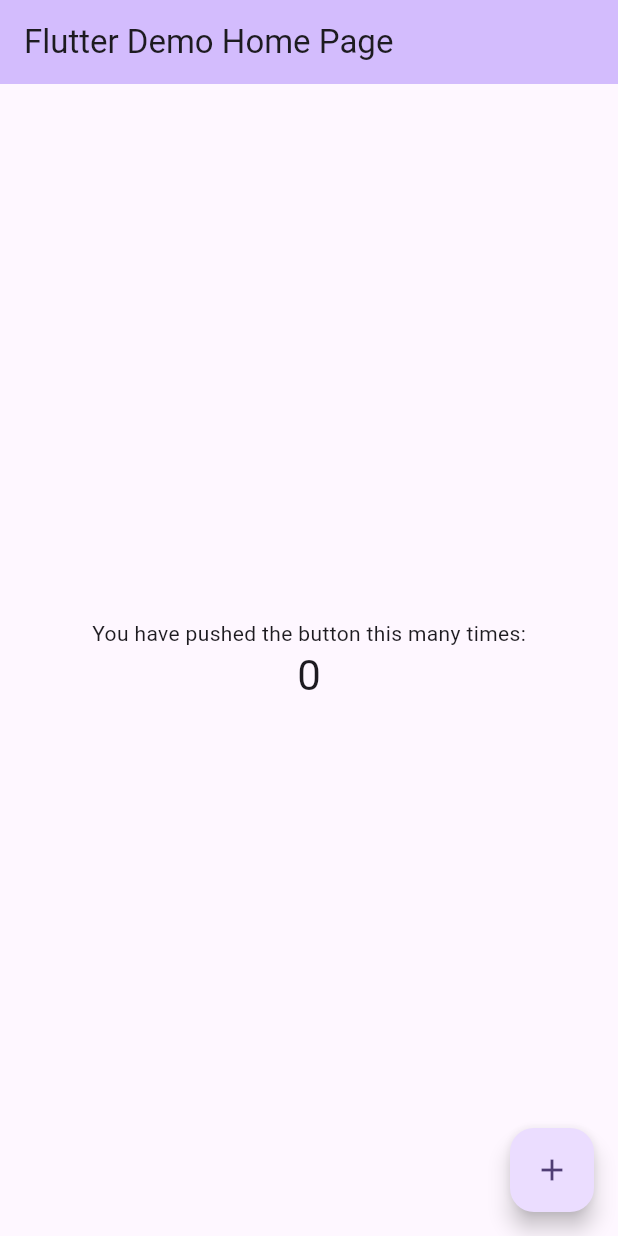
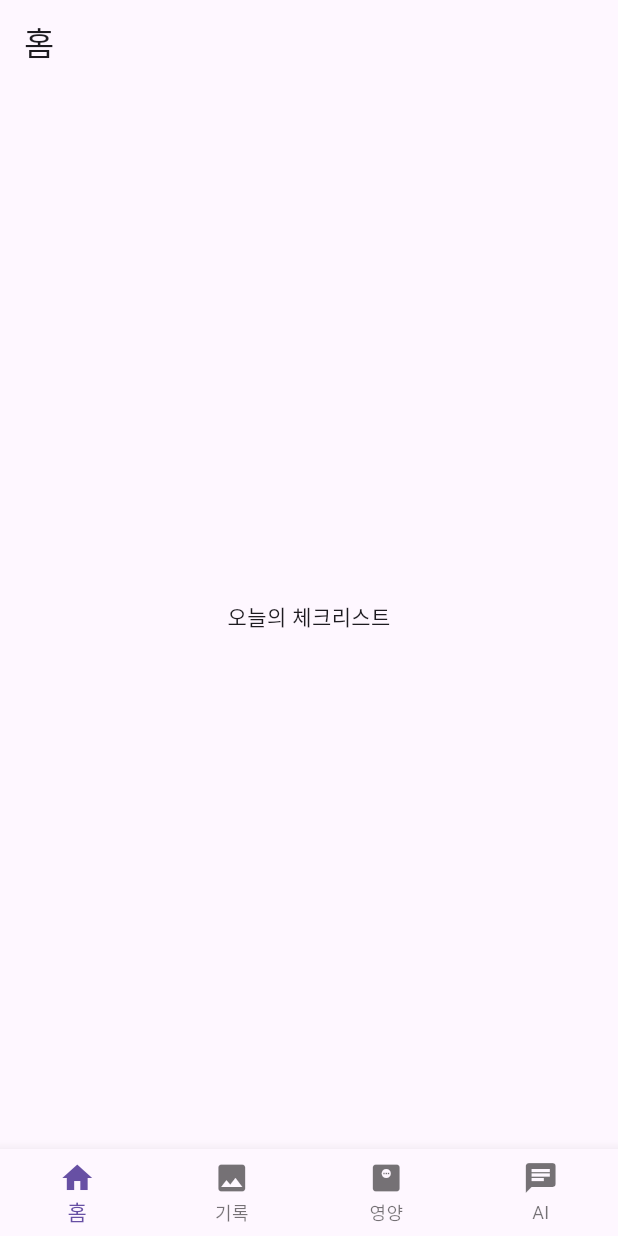
Before and after one commit to haeunjeon0410/Petory, a Flutter app: the screen it shows after launch, on a phone screen of 412 x 824 dp. Run offline on Flutter 3.47's test engine with Material 3 defaults, Android fonts, the phone set to English and light mode, and no system bars.

Commit message:
init basic

```diff
--- /dev/null
+++ b/lib/home.dart
@@ -0,0 +1,15 @@
+import 'package:flutter/material.dart';
+
+class HomePage extends StatelessWidget {
+  const HomePage({super.key});
+
+  @override
+  Widget build(BuildContext context) {
+    return Scaffold(
+      appBar: AppBar(title: const Text('홈')),
+      body: const Center(
+        child: Text('오늘의 체크리스트'),
+      ),
+    );
+  }
+}
--- a/lib/main.dart
+++ b/lib/main.dart
@@ -1,4 +1,8 @@
 import 'package:flutter/material.dart';
+import 'home.dart';
+import 'record.dart';
+import 'nutrition.dart';
+import 'aichat.dart';
 
 void main() {
   runApp(const MyApp());
@@ -7,116 +11,52 @@ void main() {
 class MyApp extends StatelessWidget {
   const MyApp({super.key});
 
-  // This widget is the root of your application.
   @override
   Widget build(BuildContext context) {
     return MaterialApp(
-      title: 'Flutter Demo',
-      theme: ThemeData(
-        // This is the theme of your application.
-        //
-        // TRY THIS: Try running your application with "flutter run". You'll see
-        // the application has a purple toolbar. Then, without quitting the app,
-        // try changing the seedColor in the colorScheme below to Colors.green
-        // and then invoke "hot reload" (save your changes or press the "hot
-        // reload" button in a Flutter-supported IDE, or press "r" if you used
-        // the command line to start the app).
-        //
-        // Notice that the counter didn't reset back to zero; the application
-        // state is not lost during the reload. To reset the state, use hot
-        // restart instead.
-        //
-        // This works for code too, not just values: Most code changes can be
-        // tested with just a hot reload.
-        colorScheme: ColorScheme.fromSeed(seedColor: Colors.deepPurple),
-      ),
-      home: const MyHomePage(title: 'Flutter Demo Home Page'),
+      debugShowCheckedModeBanner: false,
+      title: '펫토리',
+      home: const MainPage(),
     );
   }
 }
 
-class MyHomePage extends StatefulWidget {
-  const MyHomePage({super.key, required this.title});
-
-  // This widget is the home page of your application. It is stateful, meaning
-  // that it has a State object (defined below) that contains fields that affect
-  // how it looks.
-
-  // This class is the configuration for the state. It holds the values (in this
-  // case the title) provided by the parent (in this case the App widget) and
-  // used by the build method of the State. Fields in a Widget subclass are
-  // always marked "final".
-
-  final String title;
+class MainPage extends StatefulWidget {
+  const MainPage({super.key});
 
   @override
-  State<MyHomePage> createState() => _MyHomePageState();
+  State<MainPage> createState() => _MainPageState();
 }
 
-class _MyHomePageState extends State<MyHomePage> {
-  int _counter = 0;
+class _MainPageState extends State<MainPage> {
+  int _currentIndex = 0;
 
-  void _incrementCounter() {
-    setState(() {
-      // This call to setState tells the Flutter framework that something has
-      // changed in this State, which causes it to rerun the build method below
-      // so that the display can reflect the updated values. If we changed
-      // _counter without calling setState(), then the build method would not be
-      // called again, and so nothing would appear to happen.
-      _counter++;
-    });
-  }
+  final screens = const [
+    HomePage(),
+    RecordPage(),
+    NutritionPage(),
+    AiPage(),
+  ];
 
   @override
   Widget build(BuildContext context) {
-    // This method is rerun every time setState is called, for instance as done
-    // by the _incrementCounter method above.
-    //
-    // The Flutter framework has been optimized to make rerunning build methods
-    // fast, so that you can just rebuild anything that needs updating rather
-    // than having to individually change instances of widgets.
     return Scaffold(
-      appBar: AppBar(
-        // TRY THIS: Try changing the color here to a specific color (to
-        // Colors.amber, perhaps?) and trigger a hot reload to see the AppBar
-        // change color while the other colors stay the same.
-        backgroundColor: Theme.of(context).colorScheme.inversePrimary,
-        // Here we take the value from the MyHomePage object that was created by
-        // the App.build method, and use it to set our appbar title.
-        title: Text(widget.title),
+      body: screens[_currentIndex],
+      bottomNavigationBar: BottomNavigationBar(
+        currentIndex: _currentIndex,
+        onTap: (index) {
+          setState(() {
+            _currentIndex = index;
+          });
+        },
+        type: BottomNavigationBarType.fixed,
+        items: const [
+          BottomNavigationBarItem(icon: Icon(Icons.home), label: '홈'),
+          BottomNavigationBarItem(icon: Icon(Icons.photo), label: '기록'),
+          BottomNavigationBarItem(icon: Icon(Icons.monitor_weight), label: '영양'),
+          BottomNavigationBarItem(icon: Icon(Icons.chat), label: 'AI'),
+        ],
       ),
-      body: Center(
-        // Center is a layout widget. It takes a single child and positions it
-        // in the middle of the parent.
-        child: Column(
-          // Column is also a layout widget. It takes a list of children and
-          // arranges them vertically. By default, it sizes itself to fit its
-          // children horizontally, and tries to be as tall as its parent.
-          //
-          // Column has various properties to control how it sizes itself and
-          // how it positions its children. Here we use mainAxisAlignment to
-          // center the children vertically; the main axis here is the vertical
-          // axis because Columns are vertical (the cross axis would be
-          // horizontal).
-          //
-          // TRY THIS: Invoke "debug painting" (choose the "Toggle Debug Paint"
-          // action in the IDE, or press "p" in the console), to see the
-          // wireframe for each widget.
-          mainAxisAlignment: MainAxisAlignment.center,
-          children: <Widget>[
-            const Text('You have pushed the button this many times:'),
-            Text(
-              '$_counter',
-              style: Theme.of(context).textTheme.headlineMedium,
-            ),
-          ],
-        ),
-      ),
-      floatingActionButton: FloatingActionButton(
-        onPressed: _incrementCounter,
-        tooltip: 'Increment',
-        child: const Icon(Icons.add),
-      ), // This trailing comma makes auto-formatting nicer for build methods.
     );
   }
 }
--- /dev/null
+++ b/lib/nutrition.dart
@@ -0,0 +1,15 @@
+import 'package:flutter/material.dart';
+
+class NutritionPage extends StatelessWidget {
+  const NutritionPage({super.key});
+
+  @override
+  Widget build(BuildContext context) {
+    return Scaffold(
+      appBar: AppBar(title: const Text('영양관리')),
+      body: const Center(
+        child: Text('사료 계산기'),
+      ),
+    );
+  }
+}
```
Also changed, not shown: lib/aichat.dart (added, +15 -0 lines), lib/record.dart (added, +15 -0 lines).
